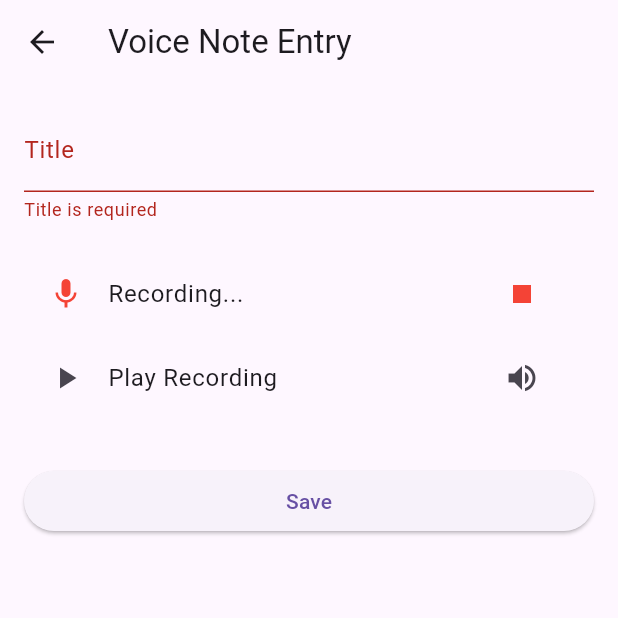
After one commit to BryanPMX/FlutterBook, a Flutter app: the VoiceNotesScreen screen opened directly, after a tap on the "mic" icon, after a tap on the "fiber manual record" icon, after a tap on "Save", on a phone screen of 412 x 824 dp, the top half of it. The commit adds this screen. Run offline on Flutter 3.47's test engine with Material 3 defaults, Android fonts, the phone set to English and light mode, and no system bars; our stand-ins replace audioplayers, permission_handler, sqflite; missing offline and left inert: flutter_sound; accounts and stored records are empty; statements that could not run were skipped.

Commit message:
1. Voice Notes tab implemented (new entity) 2. AndroidManifest.xml modified 3. build.gradle.kts modified 4. pubspec.yaml modified, dependencies for audio added

```diff
--- a/lib/flutterbook.dart
+++ b/lib/flutterbook.dart
@@ -1,7 +1,6 @@
 // The University of Texas at El Paso
 // Bryan Perez
 
-import 'dart:io' show stdout;
 import 'package:flutter/material.dart';
 import 'package:provider/provider.dart';
 
@@ -26,9 +25,15 @@ import 'contacts/contacts_list.dart';
 import 'contacts/contacts_model.dart';
 import 'contacts/contacts_db_worker.dart';
 
+// Voice Notes
+import 'voice notes/voice_note.dart';
+import 'voice notes/voice_notes_entry.dart';
+import 'voice notes/voice_notes_list.dart';
+import 'voice notes/voice_notes_model.dart';
+import 'voice notes/voice_notes_db_worker.dart';
+
 /// The main screen of the FlutterBook app.
-///
-/// Provides a tabbed interface for Appointments, Contacts, Notes, and Tasks.
+/// Provides a tabbed interface for Appointments, Contacts, Notes, Tasks, and Voice Notes.
 class FlutterBook extends StatefulWidget {
   const FlutterBook({super.key});
 
@@ -42,20 +47,17 @@ class FlutterBookState extends State<FlutterBook> with SingleTickerProviderState
   @override
   void initState() {
     super.initState();
-    stdout.writeln("## FlutterBookState.initState()");
-    _tabController = TabController(length: 4, vsync: this);
+    _tabController = TabController(length: 5, vsync: this); // Now 5 tabs
   }
 
   @override
   void dispose() {
-    stdout.writeln("## FlutterBookState.dispose()");
     _tabController.dispose();
     super.dispose();
   }
 
   @override
   Widget build(BuildContext context) {
-    stdout.writeln("## FlutterBook.build()");
     return Scaffold(
       appBar: AppBar(
         title: const Text("FlutterBook"),
@@ -66,6 +68,7 @@ class FlutterBookState extends State<FlutterBook> with SingleTickerProviderState
             Tab(icon: Icon(Icons.contacts), text: "Contacts"),
             Tab(icon: Icon(Icons.note), text: "Notes"),
             Tab(icon: Icon(Icons.assignment_turned_in), text: "Tasks"),
+            Tab(icon: Icon(Icons.mic), text: "Voice Notes"),
           ],
         ),
       ),
@@ -76,18 +79,20 @@ class FlutterBookState extends State<FlutterBook> with SingleTickerProviderState
           ContactsScreen(),
           NotesScreen(),
           TasksScreen(),
+          VoiceNotesScreen(),
         ],
       ),
     );
   }
 }
 
-/// The screen for the Contacts tab.
+// ============================ Contacts Tab ============================
+
 class ContactsScreen extends StatefulWidget {
   const ContactsScreen({super.key});
 
   @override
-  _ContactsScreenState createState() => _ContactsScreenState();
+  State<ContactsScreen> createState() => _ContactsScreenState();
 }
 
 class _ContactsScreenState extends State<ContactsScreen> {
@@ -119,13 +124,7 @@ class _ContactsScreenState extends State<ContactsScreen> {
               ? FloatingActionButton(
             child: const Icon(Icons.add, color: Colors.white),
             onPressed: () {
-              final newContact = Contact(
-                id: null,
-                name: "New Contact",
-                email: "",
-                phone: "",
-                notes: "",
-              );
+              final newContact = Contact(id: null, name: "New Contact", email: "", phone: "", notes: "");
               model.setEntityBeingEdited(newContact);
               model.setStackIndex(1);
             },
@@ -137,12 +136,13 @@ class _ContactsScreenState extends State<ContactsScreen> {
   }
 }
 
-/// The screen for the Notes tab, displaying either a list view or an entry view.
+// ============================ Notes Tab ============================
+
 class NotesScreen extends StatefulWidget {
   const NotesScreen({super.key});
 
   @override
-  _NotesScreenState createState() => _NotesScreenState();
+  State<NotesScreen> createState() => _NotesScreenState();
 }
 
 class _NotesScreenState extends State<NotesScreen> {
@@ -174,12 +174,7 @@ class _NotesScreenState extends State<NotesScreen> {
               ? FloatingActionButton(
             child: const Icon(Icons.add, color: Colors.white),
             onPressed: () {
-              final newNote = Note(
-                id: null,
-                title: "New Note",
-                content: "Enter content...",
-                color: "red",
-              );
+              final newNote = Note(id: null, title: "New Note", content: "Enter content...", color: "red");
               model.setEntityBeingEdited(newNote);
               model.setColor("red");
               model.setStackIndex(1);
@@ -192,12 +187,13 @@ class _NotesScreenState extends State<NotesScreen> {
   }
 }
 
-/// The screen for the Tasks tab, displaying either a list view or an entry view.
+// ============================ Tasks Tab ============================
+
 class TasksScreen extends StatefulWidget {
   const TasksScreen({super.key});
 
   @override
-  _TasksScreenState createState() => _TasksScreenState();
+  State<TasksScreen> createState() => _TasksScreenState();
 }
 
 class _TasksScreenState extends State<TasksScreen> {
@@ -229,12 +225,7 @@ class _TasksScreenState extends State<TasksScreen> {
               ? FloatingActionButton(
             child: const Icon(Icons.add, color: Colors.white),
             onPressed: () {
-              final newTask = Task(
-                id: null,
-                description: "New Task",
-                dueDate: "MM/DD/YYYY",
-                isComplete: false,
-              );
+              final newTask = Task(id: null, description: "New Task", dueDate: "MM/DD/YYYY", isComplete: false);
               model.setEntityBeingEdited(newTask);
               model.setStackIndex(1);
             },
@@ -245,3 +236,64 @@ class _TasksScreenState extends State<TasksScreen> {
     );
   }
 }
+
+// ============================ Voice Notes Tab ============================
+
+/// The screen for managing voice notes in the FlutterBook app.
+///
+/// Displays a list of recorded voice notes or the entry form based on model state.
+class VoiceNotesScreen extends StatefulWidget {
+  const VoiceNotesScreen({super.key});
+
+  @override
+  State<VoiceNotesScreen> createState() => _VoiceNotesScreenState();
+}
+
+class _VoiceNotesScreenState extends State<VoiceNotesScreen> {
+  @override
+  void initState() {
+    super.initState();
+    WidgetsBinding.instance.addPostFrameCallback((_) {
+      Provider.of<VoiceNotesModel>(context, listen: false)
+          .loadData("voiceNotes", VoiceNotesDBWorker.db);
+    });
+  }
+
+  @override
+  Widget build(BuildContext context) {
+    return Scaffold(
+      body: Consumer<VoiceNotesModel>(
+        builder: (context, model, child) {
+          return IndexedStack(
+            index: model.stackIndex,
+            children: const [
+              VoiceNotesList(),
+              VoiceNotesEntry(),
+            ],
+          );
+        },
+      ),
+      floatingActionButton: Consumer<VoiceNotesModel>(
+        builder: (context, model, child) {
+          return model.stackIndex == 0
+              ? FloatingActionButton(
+            tooltip: "Add Voice Note",
+            child: const Icon(Icons.mic, color: Colors.white),
+            onPressed: () {
+              final newNote = VoiceNote(
+                id: null,
+                title: "New Recording",
+                filePath: "",
+                duration: "0s", // <-- Add this line
+                createdAt: DateTime.now(),
+              );
+              model.setEntityBeingEdited(newNote);
+              model.setStackIndex(1);
+            },
+          )
+              : const SizedBox.shrink();
+        },
+      ),
+    );
+  }
+}
--- a/lib/main.dart
+++ b/lib/main.dart
@@ -4,9 +4,12 @@
 import 'package:flutter/material.dart';
 import 'package:provider/provider.dart';
 import 'flutterbook.dart';
+
+// Models
 import 'notes/notes_model.dart';
 import 'tasks/task_model.dart';
-import 'contacts/contacts_model.dart'; // ✅ Added ContactsModel import
+import 'contacts/contacts_model.dart';
+import 'voice notes/voice_notes_model.dart'; // ✅ New voice notes model
 
 /// The entry point of the FlutterBook application.
 ///
@@ -26,12 +29,10 @@ class FlutterBookApp extends StatelessWidget {
   Widget build(BuildContext context) {
     return MultiProvider(
       providers: [
-        // Provide the NotesModel to the widget tree
         ChangeNotifierProvider(create: (context) => NotesModel()),
-        // Provide the TasksModel to the widget tree
         ChangeNotifierProvider(create: (context) => TaskModel()),
-        // Provide the ContactsModel to the widget tree
         ChangeNotifierProvider(create: (context) => ContactsModel()),
+        ChangeNotifierProvider(create: (context) => VoiceNotesModel()), // ✅ Voice notes provider
       ],
       child: MaterialApp(
         title: 'FlutterBook',
--- /dev/null
+++ b/lib/utils/audio_util.dart
@@ -0,0 +1,80 @@
+import 'dart:io';
+import 'package:flutter_sound/flutter_sound.dart';
+import 'package:permission_handler/permission_handler.dart';
+import 'package:audioplayers/audioplayers.dart';
+
+/// A utility class for recording and playing audio in the FlutterBook app.
+///
+/// Uses [FlutterSoundRecorder] for recording and [AudioPlayer] for playback.
+class AudioUtil {
+  static final FlutterSoundRecorder _recorder = FlutterSoundRecorder();
+  static final AudioPlayer _audioPlayer = AudioPlayer();
+
+  static bool _isRecorderInitialized = false;
+  static DateTime? _startTime;
+
+  /// Initializes the recorder and requests necessary permissions.
+  ///
+  /// Throws an exception if permissions are denied.
+  static Future<void> init() async {
+    if (_isRecorderInitialized) return;
+
+    final micStatus = await Permission.microphone.request();
+    final storageStatus = await Permission.storage.request();
+    final audioStatus = await Permission.audio.request(); // Android 13+
+
+    final allGranted = micStatus.isGranted &&
+        (storageStatus.isGranted || audioStatus.isGranted);
+
+    if (!allGranted) {
+      throw Exception('Microphone and storage permissions not granted.');
+    }
+
+    await _recorder.openRecorder();
+    _isRecorderInitialized = true;
+  }
+
+  /// Starts recording to a given file path.
+  ///
+  /// @param path The path where the audio will be saved.
+  static Future<void> startRecording(String path) async {
+    await init();
+    _startTime = DateTime.now();
+    await _recorder.startRecorder(toFile: path, codec: Codec.aacMP4);
+  }
+
+  /// Stops the recording and returns the saved file path and duration.
+  ///
+  /// @returns A [Map] with keys `filePath` and `duration`.
+  static Future<Map<String, String?>> stopRecording() async {
+    final filePath = await _recorder.stopRecorder();
+    final endTime = DateTime.now();
+    final duration = _startTime != null ? endTime.difference(_startTime!) : Duration.zero;
+
+    return {
+      'filePath': filePath,
+      'duration': '${duration.inSeconds} sec',
+    };
+  }
+
+  /// Releases the recorder resources.
+  ///
+  /// Call this from `dispose()` in the consuming widget.
+  static Future<void> dispose() async {
+    if (!_isRecorderInitialized) return;
+    await _recorder.closeRecorder();
+    _isRecorderInitialized = false;
+  }
+
+  /// Plays a recorded audio file from the provided path.
+  ///
+  /// @param filePath The full path of the audio file to play.
+  static Future<void> play(String filePath) async {
+    if (!File(filePath).existsSync()) {
+      throw Exception("Audio file not found at $filePath");
+    }
+
+    await _audioPlayer.stop();
+    await _audioPlayer.play(DeviceFileSource(filePath));
+  }
+}
--- /dev/null
+++ b/lib/voice notes/voice_note.dart
@@ -0,0 +1,63 @@
+/// A model representing a voice note entry.
+///
+/// Stores a unique ID, title, file path to the audio, the duration, and the creation timestamp.
+class VoiceNote {
+  final int? id;
+  final String title;
+  final String filePath;
+  final String duration;
+  final DateTime createdAt;
+
+  /// Constructs a new [VoiceNote] with optional [id], and required [title], [filePath], [duration], and [createdAt].
+  VoiceNote({
+    this.id,
+    required this.title,
+    required this.filePath,
+    required this.duration,
+    required this.createdAt,
+  });
+
+  /// Creates a copy of this note with optional field overrides.
+  VoiceNote copyWith({
+    int? id,
+    String? title,
+    String? filePath,
+    String? duration,
+    DateTime? createdAt,
+  }) {
+    return VoiceNote(
+      id: id ?? this.id,
+      title: title ?? this.title,
+      filePath: filePath ?? this.filePath,
+      duration: duration ?? this.duration,
+      createdAt: createdAt ?? this.createdAt,
+    );
+  }
+
+  /// Converts the voice note to a map for storing in SQLite.
+  Map<String, dynamic> toMap() {
+    return {
+      'id': id,
+      'title': title,
+      'filePath': filePath,
+      'duration': duration,
+      'createdAt': createdAt.toIso8601String(),
+    };
+  }
+
+  /// Constructs a [VoiceNote] from a map retrieved from SQLite.
+  factory VoiceNote.fromMap(Map<String, dynamic> map) {
+    return VoiceNote(
+      id: map['id'] as int?,
+      title: map['title'] as String,
+      filePath: map['filePath'] as String,
+      duration: map['duration'] as String,
+      createdAt: DateTime.parse(map['createdAt'] as String),
+    );
+  }
+
+  @override
+  String toString() {
+    return 'VoiceNote{id: $id, title: $title, filePath: $filePath, duration: $duration, createdAt: $createdAt}';
+  }
+}
--- /dev/null
+++ b/lib/voice notes/voice_notes_db_worker.dart
@@ -0,0 +1,79 @@
+import 'package:path/path.dart';
+import 'package:sqflite/sqflite.dart';
+import '../utils/db_worker.dart';
+import 'voice_note.dart';
+
+/// Database provider class for managing voice notes in the FlutterBook app.
+///
+/// This class performs all necessary CRUD operations and ensures that the
+/// voice notes are persisted using SQLite.
+class VoiceNotesDBWorker implements DBWorker<VoiceNote> {
+  /// Singleton instance
+  static final VoiceNotesDBWorker db = VoiceNotesDBWorker._();
+  VoiceNotesDBWorker._();
+
+  Database? _db;
+
+  /// Getter for the database instance
+  Future<Database> get database async {
+    _db ??= await _init();
+    return _db!;
+  }
+
+  /// Initializes the database and creates the voice_notes table if it doesn't exist.
+  Future<Database> _init() async {
+    final path = join(await getDatabasesPath(), 'voice_notes.db');
+    return openDatabase(
+      path,
+      version: 1,
+      onCreate: (Database db, int version) async {
+        await db.execute('''
+          CREATE TABLE voice_notes (
+            id INTEGER PRIMARY KEY,
+            title TEXT NOT NULL,
+            filePath TEXT NOT NULL,
+            duration TEXT NOT NULL,
+            createdAt TEXT NOT NULL
+          )
+        ''');
+      },
+    );
+  }
+
+  @override
+  Future<int> create(VoiceNote note) async {
+    final db = await database;
+    return await db.insert('voice_notes', note.toMap());
+  }
+
+  @override
+  Future<VoiceNote?> get(int id) async {
+    final db = await database;
+    final result = await db.query('voice_notes', where: 'id = ?', whereArgs: [id]);
+    return result.isNotEmpty ? VoiceNote.fromMap(result.first) : null;
+  }
+
+  @override
+  Future<List<VoiceNote>> getAll() async {
+    final db = await database;
+    final results = await db.query('voice_notes');
+    return results.map((map) => VoiceNote.fromMap(map)).toList();
+  }
+
+  @override
+  Future<int> update(VoiceNote note) async {
+    final db = await database;
+    return await db.update(
+      'voice_notes',
+      note.toMap(),
+      where: 'id = ?',
+      whereArgs: [note.id],
+    );
+  }
+
+  @override
+  Future<int> delete(int id) async {
+    final db = await database;
+    return await db.delete('voice_notes', where: 'id = ?', whereArgs: [id]);
+  }
+}
--- /dev/null
+++ b/lib/voice notes/voice_notes_entry.dart
@@ -0,0 +1,152 @@
+import 'package:flutter/material.dart';
+import 'package:provider/provider.dart';
+import '../utils/audio_util.dart';
+import 'voice_note.dart';
+import 'voice_notes_model.dart';
+import 'voice_notes_db_worker.dart';
+import 'package:path_provider/path_provider.dart';
+
+/// Entry screen for creating or editing voice notes in FlutterBook.
+class VoiceNotesEntry extends StatefulWidget {
+  const VoiceNotesEntry({super.key});
+
+  @override
+  State<VoiceNotesEntry> createState() => _VoiceNotesEntryState();
+}
+
+class _VoiceNotesEntryState extends State<VoiceNotesEntry> {
+  final _formKey = GlobalKey<FormState>();
+  final TextEditingController _titleController = TextEditingController();
+
+  bool _isRecording = false;
+  bool _isPlaying = false;
+  String? _recordedPath;
+  String? _duration;
+  int? _currentLoadedNoteId;
+
+  @override
+  void initState() {
+    super.initState();
+    WidgetsBinding.instance.addPostFrameCallback((_) => _loadInitialData());
+  }
+
+  void _loadInitialData() {
+    final model = Provider.of<VoiceNotesModel>(context, listen: false);
+    final note = model.entityBeingEdited;
+
+    if (note != null) {
+      _titleController.text = note.title;
+      _recordedPath = note.filePath;
+      _duration = note.duration;
+      _currentLoadedNoteId = note.id;
+    }
+  }
+
+  @override
+  void dispose() {
+    _titleController.dispose();
+    AudioUtil.dispose();
+    super.dispose();
+  }
+
+  Future<void> _handleRecording() async {
+    if (_isRecording) {
+      final result = await AudioUtil.stopRecording();
+      setState(() {
+        _recordedPath = result['filePath'];
+        _duration = result['duration'];
+        _isRecording = false;
+      });
+    } else {
+      final directory = await getApplicationDocumentsDirectory();
+      final path = '${directory.path}/voice_${DateTime.now().millisecondsSinceEpoch}.m4a';
+      await AudioUtil.startRecording(path);
+      setState(() {
+        _recordedPath = path;
+        _isRecording = true;
+      });
+    }
+  }
+
+  Future<void> _handlePlayback() async {
+    if (_isPlaying || _recordedPath == null) return;
+    setState(() => _isPlaying = true);
+    await AudioUtil.play(_recordedPath!);
+    setState(() => _isPlaying = false);
+  }
+
+  Future<void> _saveNote() async {
+    if (!_formKey.currentState!.validate()) return;
+
+    final model = Provider.of<VoiceNotesModel>(context, listen: false);
+    final existing = model.entityBeingEdited;
+
+    final updatedNote = VoiceNote(
+      id: existing?.id,
+      title: _titleController.text.trim(),
+      filePath: _recordedPath ?? existing?.filePath ?? '',
+      duration: _duration ?? existing?.duration ?? '',
+      createdAt: existing?.createdAt ?? DateTime.now(),
+    );
+
+    if (existing?.id == null) {
+      await VoiceNotesDBWorker.db.create(updatedNote);
+    } else {
+      await VoiceNotesDBWorker.db.update(updatedNote);
+    }
+
+    await model.loadData("voiceNotes", VoiceNotesDBWorker.db);
+    model.setStackIndex(0);
+
+    if (!mounted) return;
+    ScaffoldMessenger.of(context).showSnackBar(
+      const SnackBar(content: Text("Voice note saved"), backgroundColor: Colors.green),
+    );
+  }
+
+  @override
+  Widget build(BuildContext context) {
+    return Scaffold(
+      appBar: AppBar(title: const Text("Voice Note Entry")),
+      body: Form(
+        key: _formKey,
+        child: ListView(
+          padding: const EdgeInsets.all(16),
+          children: [
+            TextFormField(
+              controller: _titleController,
+              decoration: const InputDecoration(labelText: "Title"),
+              validator: (value) =>
+              (value == null || value.trim().isEmpty) ? 'Title is required' : null,
+            ),
+            const SizedBox(height: 20),
+            ListTile(
+              leading: Icon(Icons.mic, color: _isRecording ? Colors.red : Colors.blue),
+              title: Text(_isRecording ? "Recording..." : "Start Recording"),
+              trailing: IconButton(
+                icon: Icon(_isRecording ? Icons.stop : Icons.fiber_manual_record),
+                color: _isRecording ? Colors.red : Colors.blue,
+                onPressed: _handleRecording,
+              ),
+            ),
+            ListTile(
+              leading: const Icon(Icons.play_arrow),
+              title: Text(
+                _duration != null ? "Play Recording ($_duration)" : "Play Recording",
+              ),
+              trailing: IconButton(
+                icon: const Icon(Icons.volume_up),
+                onPressed: _handlePlayback,
+              ),
+            ),
+            const SizedBox(height: 30),
+            ElevatedButton(
+              onPressed: _saveNote,
+              child: const Text("Save"),
+            ),
+          ],
+        ),
+      ),
+    );
+  }
+}
--- /dev/null
+++ b/lib/voice notes/voice_notes_list.dart
@@ -0,0 +1,85 @@
+import 'package:flutter/material.dart';
+import 'package:provider/provider.dart';
+import 'voice_notes_model.dart';
+import 'voice_notes_entry.dart';
+import 'voice_note.dart';
+import '../utils/audio_util.dart';
+
+/// Displays a list of recorded voice notes with playback and delete functionality.
+class VoiceNotesList extends StatelessWidget {
+  const VoiceNotesList({super.key});
+
+  @override
+  Widget build(BuildContext context) {
+    return Consumer<VoiceNotesModel>(
+      builder: (context, model, child) {
+        if (model.entityList.isEmpty) {
+          return const Center(
+            child: Text(
+              "No voice notes yet. Tap + to add one.",
+              style: TextStyle(fontSize: 16, color: Colors.grey),
+            ),
+          );
+        }
+
+        return ListView.builder(
+          padding: const EdgeInsets.all(12),
+          itemCount: model.entityList.length,
+          itemBuilder: (context, index) {
+            final VoiceNote note = model.entityList[index];
+
+            return Dismissible(
+              key: Key('voice-note-${note.id ?? index}'),
+              background: Container(
+                color: Colors.red,
+                alignment: Alignment.centerRight,
+                padding: const EdgeInsets.only(right: 20),
+                child: const Icon(Icons.delete, color: Colors.white),
+              ),
+              direction: DismissDirection.endToStart,
+              onDismissed: (_) {
+                if (note.id != null) {
+                  model.delete(note.id!);
+                  ScaffoldMessenger.of(context).showSnackBar(
+                    const SnackBar(content: Text("Voice note deleted")),
+                  );
+                }
+              },
+              child: Card(
+                elevation: 3,
+                shape: RoundedRectangleBorder(borderRadius: BorderRadius.circular(12)),
+                child: ListTile(
+                  contentPadding: const EdgeInsets.symmetric(horizontal: 16, vertical: 12),
+                  leading: const Icon(Icons.mic, color: Colors.blueAccent),
+                  title: Text(
+                    note.title,
+                    style: const TextStyle(fontWeight: FontWeight.w600),
+                  ),
+                  subtitle: Text(
+                    "Recorded on ${note.createdAt.toLocal().toString().split(' ')[0]}",
+                  ),
+                  trailing: IconButton(
+                    icon: const Icon(Icons.play_arrow),
+                    tooltip: 'Play voice note',
+                    onPressed: () async {
+                      await AudioUtil.play(note.filePath);
+                    },
+                  ),
+                  onTap: () {
+                    model.setEntityBeingEdited(note);
+                    Navigator.push(
+                      context,
+                      MaterialPageRoute(
+                        builder: (_) => const VoiceNotesEntry(),
+                      ),
+                    );
+                  },
+                ),
+              ),
+            );
+          },
+        );
+      },
+    );
+  }
+}
--- /dev/null
+++ b/lib/voice notes/voice_notes_model.dart
@@ -0,0 +1,51 @@
+import '../base_model.dart';
+import 'voice_note.dart';
+import 'voice_notes_db_worker.dart';
+
+/// A state management class for voice notes.
+///
+/// This class is responsible for interacting with the database,
+/// maintaining the list of voice notes, and tracking the currently
+/// edited voice note.
+class VoiceNotesModel extends BaseModel<VoiceNote> {
+  /// Constructs the [VoiceNotesModel].
+  ///
+  /// It uses the base model to initialize with the [VoiceNote] type.
+  VoiceNotesModel();
+
+  /// Loads all voice notes from the database and notifies listeners.
+  ///
+  /// This method should be called when the UI needs to refresh.
+  @override
+  Future<void> loadData(String entityType, dynamic db) async {
+    entityList = await VoiceNotesDBWorker.db.getAll();
+    notifyListeners();
+  }
+
+  /// Sets the voice note that is currently being edited.
+  ///
+  /// This enables the editing screen to be pre-populated.
+  @override
+  void setEntityBeingEdited(VoiceNote voiceNote) {
+    entityBeingEdited = voiceNote.copyWith();
+    notifyListeners();
+  }
+
+  /// Clears the current entity being edited.
+  ///
+  /// Call this when the edit session is canceled or saved.
+  @override
+  void clearEntityBeingEdited() {
+    entityBeingEdited = null;
+    notifyListeners();
+  }
+
+  /// Deletes a voice note from the database and updates the UI.
+  ///
+  /// Removes the item from both the database and the local model list.
+  Future<void> delete(int id) async {
+    await VoiceNotesDBWorker.db.delete(id);
+    entityList.removeWhere((vn) => vn.id == id);
+    notifyListeners();
+  }
+}
--- a/pubspec.yaml
+++ b/pubspec.yaml
@@ -34,7 +34,7 @@ dependencies:
   # The following adds the Cupertino Icons font to your application.
   # Use with the CupertinoIcons class for iOS style icons.
   cupertino_icons: ^1.0.8
-  flutter_slidable: ^3.1.1
+  flutter_slidable: ^4.0.0
   flutter_calendar_carousel: ^2.4.4
   image_picker: ^1.1.2
   intl: ^0.19.0
@@ -44,6 +44,9 @@ dependencies:
   scoped_model: ^2.0.0
   sqflite: ^2.4.1
   sqflite_common_ffi: ^2.3.4
+  flutter_sound: ^9.2.13+1
+  permission_handler: ^12.0.0+1
+  audioplayers: ^6.4.0
 
 dev_dependencies:
   flutter_test:
```
Also changed, not shown: pubspec.lock, 6 other files.
